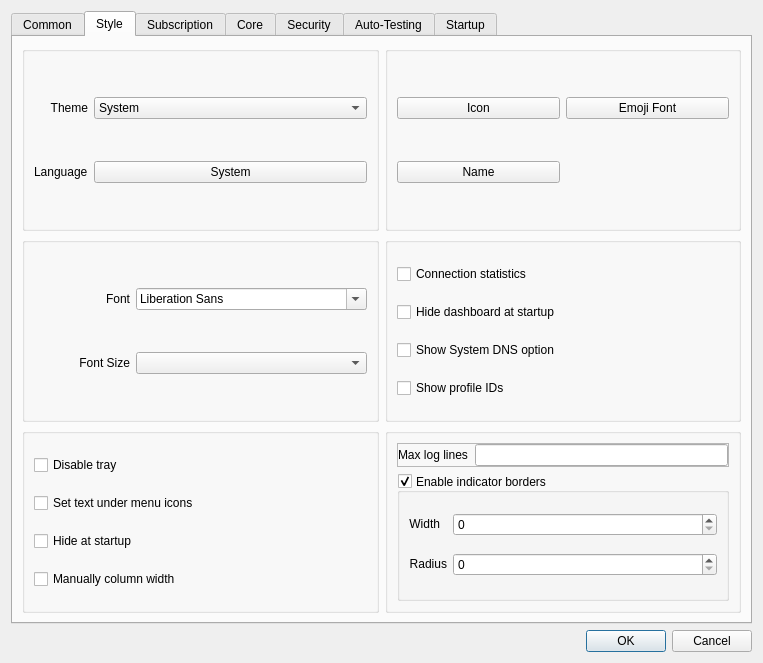
This is src/nekobox/ui/setting/dialog_basic_settings.ui in qr243vbi/nekobox as Qt 5 draws it before an edit. The edited form follows.
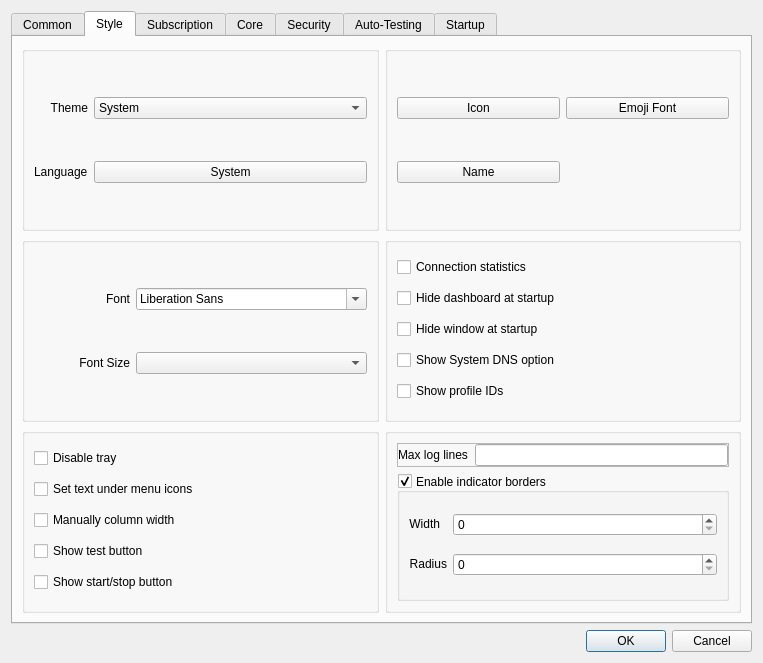
This is the edited form. The open tabs and pages were chosen to show the change. Custom widgets are drawn as their Qt base class.

Commit message: Add start/stop key (fix #214)

What changed in the file:
```diff
--- a/src/nekobox/ui/setting/dialog_basic_settings.ui
+++ b/src/nekobox/ui/setting/dialog_basic_settings.ui
@@ -514,6 +514,13 @@
               </property>
              </widget>
             </item>
+            <item>
+             <widget class="QCheckBox" name="auto_hide">
+              <property name="text">
+               <string>Hide window at startup</string>
+              </property>
+             </widget>
+            </item>
             <item>
              <widget class="QCheckBox" name="show_system_dns">
               <property name="text">
@@ -552,13 +559,6 @@
               </property>
              </widget>
             </item>
-            <item>
-             <widget class="QCheckBox" name="auto_hide">
-              <property name="text">
-               <string>Hide at startup</string>
-              </property>
-             </widget>
-            </item>
             <item>
              <widget class="QCheckBox" name="manually_column_width">
               <property name="text">
@@ -566,6 +566,20 @@
               </property>
              </widget>
             </item>
+            <item>
+             <widget class="QCheckBox" name="show_test_button">
+              <property name="text">
+               <string>Show test button</string>
+              </property>
+             </widget>
+            </item>
+            <item>
+             <widget class="QCheckBox" name="show_start_stop_button">
+              <property name="text">
+               <string>Show start/stop button</string>
+              </property>
+             </widget>
+            </item>
            </layout>
           </widget>
          </item>
```
The commit also changes 15 other files.
